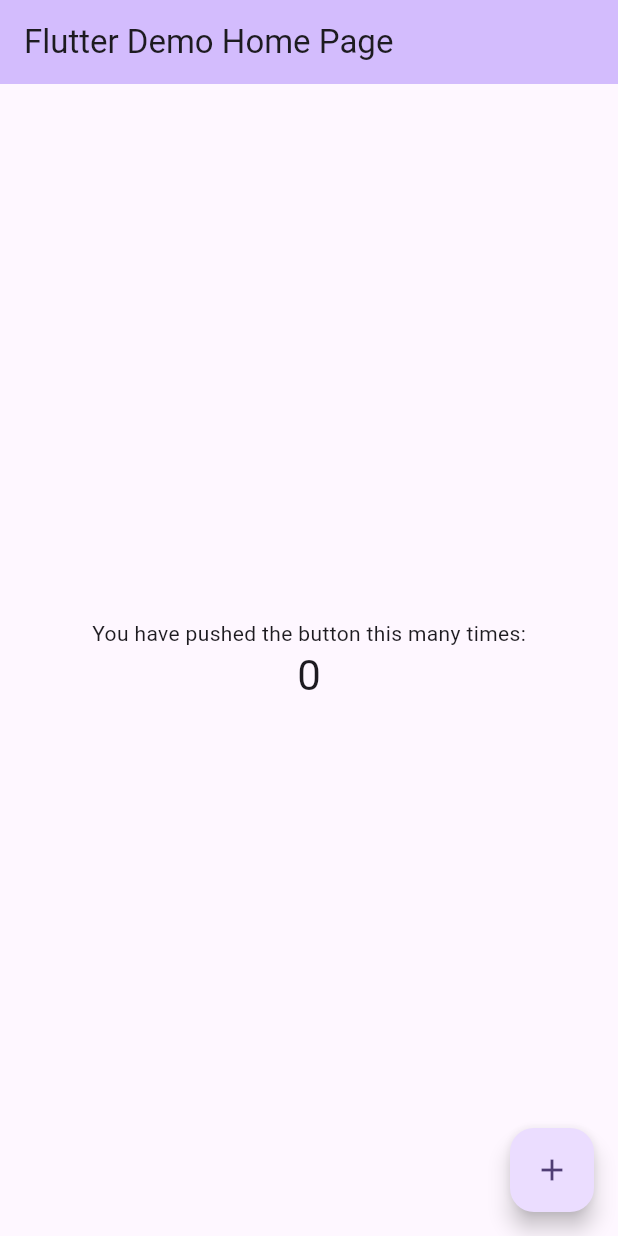
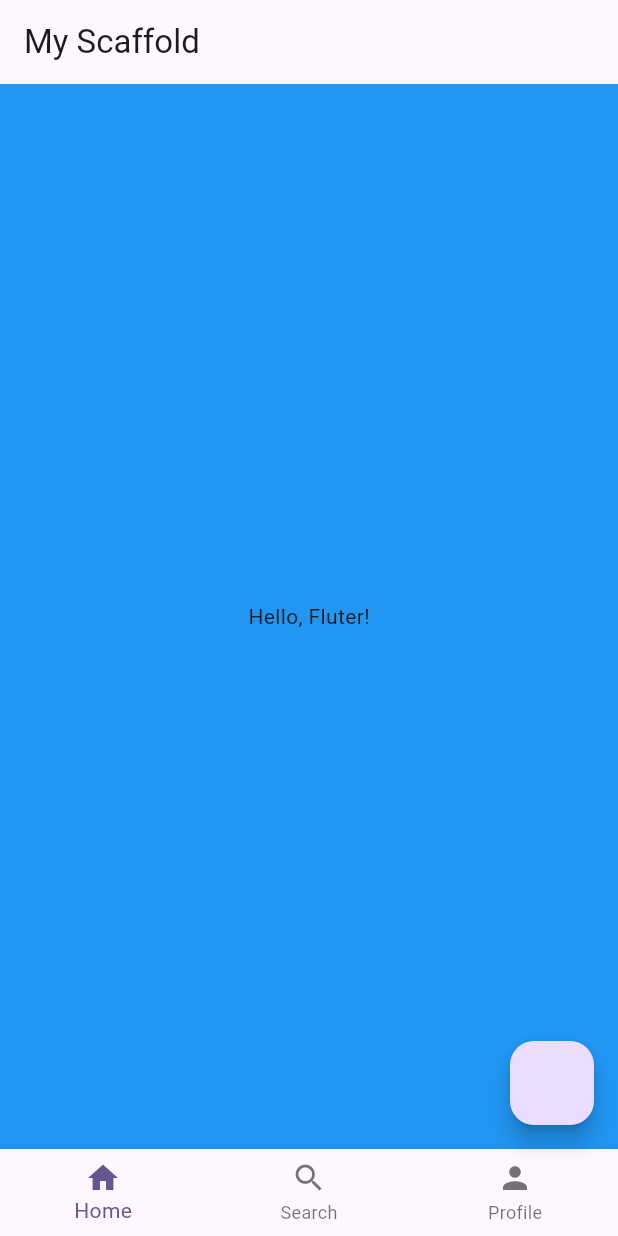
Before and after one commit to LucHo251025/Fullter-Learn, a Flutter app: the screen it shows after launch, on a phone screen of 412 x 824 dp. Run offline on Flutter 3.47's test engine with Material 3 defaults, Android fonts, the phone set to English and light mode, and no system bars.

Commit message:
scaffold

```diff
--- /dev/null
+++ b/lib/learn/day3-widgets/MyScaffold.dart
@@ -0,0 +1,35 @@
+import "package:flutter/material.dart";
+
+class MyScaffold extends StatelessWidget {
+  const MyScaffold({super.key});
+  @override
+  Widget build(BuildContext context) {
+
+    return Scaffold(
+      appBar: AppBar(
+        title: const Text("My Scaffold"),
+      ),
+      backgroundColor: Colors.blue  ,
+      body: Center(
+        child: Text(
+          'Hello, Fluter!',
+        ),
+      ),
+      floatingActionButton:FloatingActionButton(onPressed: (){print("All");}) ,
+      bottomNavigationBar: BottomNavigationBar(items: [
+        BottomNavigationBarItem(
+          icon: Icon(Icons.home),
+          label: 'Home',
+        ),
+        BottomNavigationBarItem(
+          icon: Icon(Icons.search),
+          label: 'Search',
+        ),
+        BottomNavigationBarItem(
+          icon: Icon(Icons.person),
+          label: 'Profile',
+        ),
+      ]),
+    );
+  }
+}
--- a/lib/main.dart
+++ b/lib/main.dart
@@ -1,5 +1,5 @@
 import 'package:flutter/material.dart';
-
+import 'package:flutter_learn/learn/day3-widgets/MyScaffold.dart';
 void main() {
   runApp(const MyApp());
 }
@@ -13,113 +13,11 @@ class MyApp extends StatelessWidget {
     return MaterialApp(
       title: 'Flutter Demo',
       theme: ThemeData(
-        // This is the theme of your application.
-        //
-        // TRY THIS: Try running your application with "flutter run". You'll see
-        // the application has a purple toolbar. Then, without quitting the app,
-        // try changing the seedColor in the colorScheme below to Colors.green
-        // and then invoke "hot reload" (save your changes or press the "hot
-        // reload" button in a Flutter-supported IDE, or press "r" if you used
-        // the command line to start the app).
-        //
-        // Notice that the counter didn't reset back to zero; the application
-        // state is not lost during the reload. To reset the state, use hot
-        // restart instead.
-        //
-        // This works for code too, not just values: Most code changes can be
-        // tested with just a hot reload.
+
         colorScheme: ColorScheme.fromSeed(seedColor: Colors.deepPurple),
         useMaterial3: true,
       ),
-      home: const MyHomePage(title: 'Flutter Demo Home Page'),
+      home: const MyScaffold(),
     );
   }
 }
-
-class MyHomePage extends StatefulWidget {
-  const MyHomePage({super.key, required this.title});
-
-  // This widget is the home page of your application. It is stateful, meaning
-  // that it has a State object (defined below) that contains fields that affect
-  // how it looks.
-
-  // This class is the configuration for the state. It holds the values (in this
-  // case the title) provided by the parent (in this case the App widget) and
-  // used by the build method of the State. Fields in a Widget subclass are
-  // always marked "final".
-
-  final String title;
-
-  @override
-  State<MyHomePage> createState() => _MyHomePageState();
-}
-
-class _MyHomePageState extends State<MyHomePage> {
-  int _counter = 0;
-
-  void _incrementCounter() {
-    setState(() {
-      // This call to setState tells the Flutter framework that something has
-      // changed in this State, which causes it to rerun the build method below
-      // so that the display can reflect the updated values. If we changed
-      // _counter without calling setState(), then the build method would not be
-      // called again, and so nothing would appear to happen.
-      _counter++;
-    });
-  }
-
-  @override
-  Widget build(BuildContext context) {
-    // This method is rerun every time setState is called, for instance as done
-    // by the _incrementCounter method above.
-    //
-    // The Flutter framework has been optimized to make rerunning build methods
-    // fast, so that you can just rebuild anything that needs updating rather
-    // than having to individually change instances of widgets.
-    return Scaffold(
-      appBar: AppBar(
-        // TRY THIS: Try changing the color here to a specific color (to
-        // Colors.amber, perhaps?) and trigger a hot reload to see the AppBar
-        // change color while the other colors stay the same.
-        backgroundColor: Theme.of(context).colorScheme.inversePrimary,
-        // Here we take the value from the MyHomePage object that was created by
-        // the App.build method, and use it to set our appbar title.
-        title: Text(widget.title),
-      ),
-      body: Center(
-        // Center is a layout widget. It takes a single child and positions it
-        // in the middle of the parent.
-        child: Column(
-          // Column is also a layout widget. It takes a list of children and
-          // arranges them vertically. By default, it sizes itself to fit its
-          // children horizontally, and tries to be as tall as its parent.
-          //
-          // Column has various properties to control how it sizes itself and
-          // how it positions its children. Here we use mainAxisAlignment to
-          // center the children vertically; the main axis here is the vertical
-          // axis because Columns are vertical (the cross axis would be
-          // horizontal).
-          //
-          // TRY THIS: Invoke "debug painting" (choose the "Toggle Debug Paint"
-          // action in the IDE, or press "p" in the console), to see the
-          // wireframe for each widget.
-          mainAxisAlignment: MainAxisAlignment.center,
-          children: <Widget>[
-            const Text(
-              'You have pushed the button this many times:',
-            ),
-            Text(
-              '$_counter',
-              style: Theme.of(context).textTheme.headlineMedium,
-            ),
-          ],
-        ),
-      ),
-      floatingActionButton: FloatingActionButton(
-        onPressed: _incrementCounter,
-        tooltip: 'Increment',
-        child: const Icon(Icons.add),
-      ), // This trailing comma makes auto-formatting nicer for build methods.
-    );
-  }
-}
```
